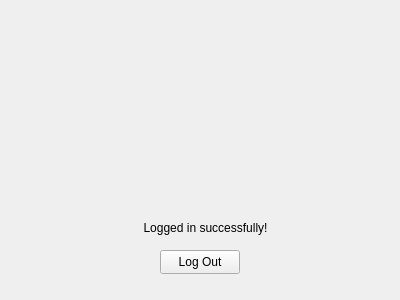
Before: the Qt Designer form login.ui in xAGitHubAccount/QTDataBase, drawn with Qt 5.
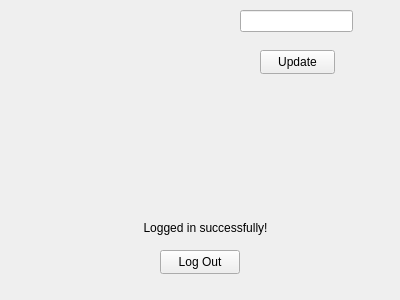
After: the same form once the commit is applied.

The edit to the form file:
```diff
--- a/login.ui
+++ b/login.ui
@@ -58,8 +58,8 @@
     <widget class="QLabel" name="emailLogged">
      <property name="geometry">
       <rect>
-       <x>120</x>
-       <y>50</y>
+       <x>10</x>
+       <y>10</y>
        <width>161</width>
        <height>16</height>
       </rect>
@@ -74,8 +74,8 @@
     <widget class="QLabel" name="userLogged">
      <property name="geometry">
       <rect>
-       <x>120</x>
-       <y>70</y>
+       <x>10</x>
+       <y>50</y>
        <width>161</width>
        <height>16</height>
       </rect>
@@ -90,8 +90,8 @@
     <widget class="QLabel" name="passLogged">
      <property name="geometry">
       <rect>
-       <x>130</x>
-       <y>90</y>
+       <x>10</x>
+       <y>20</y>
        <width>161</width>
        <height>16</height>
       </rect>
@@ -103,6 +103,29 @@
       <set>Qt::AlignCenter</set>
      </property>
     </widget>
+    <widget class="QLineEdit" name="changePass">
+     <property name="geometry">
+      <rect>
+       <x>240</x>
+       <y>10</y>
+       <width>113</width>
+       <height>22</height>
+      </rect>
+     </property>
+    </widget>
+    <widget class="QPushButton" name="update">
+     <property name="geometry">
+      <rect>
+       <x>260</x>
+       <y>50</y>
+       <width>75</width>
+       <height>24</height>
+      </rect>
+     </property>
+     <property name="text">
+      <string>Update</string>
+     </property>
+    </widget>
    </widget>
   </widget>
  </widget>
```
